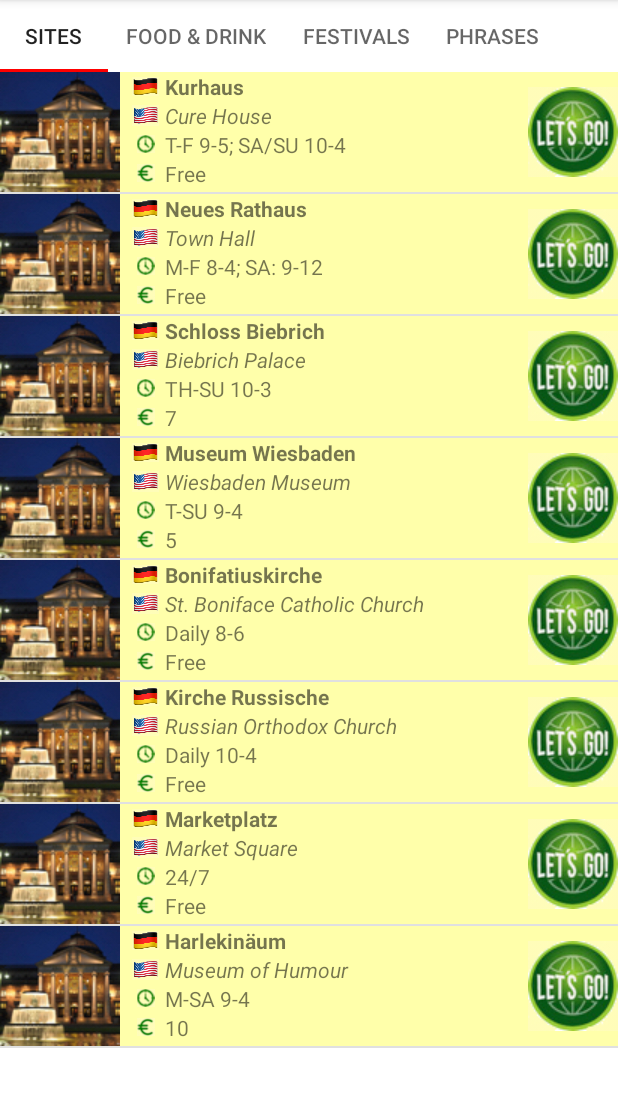
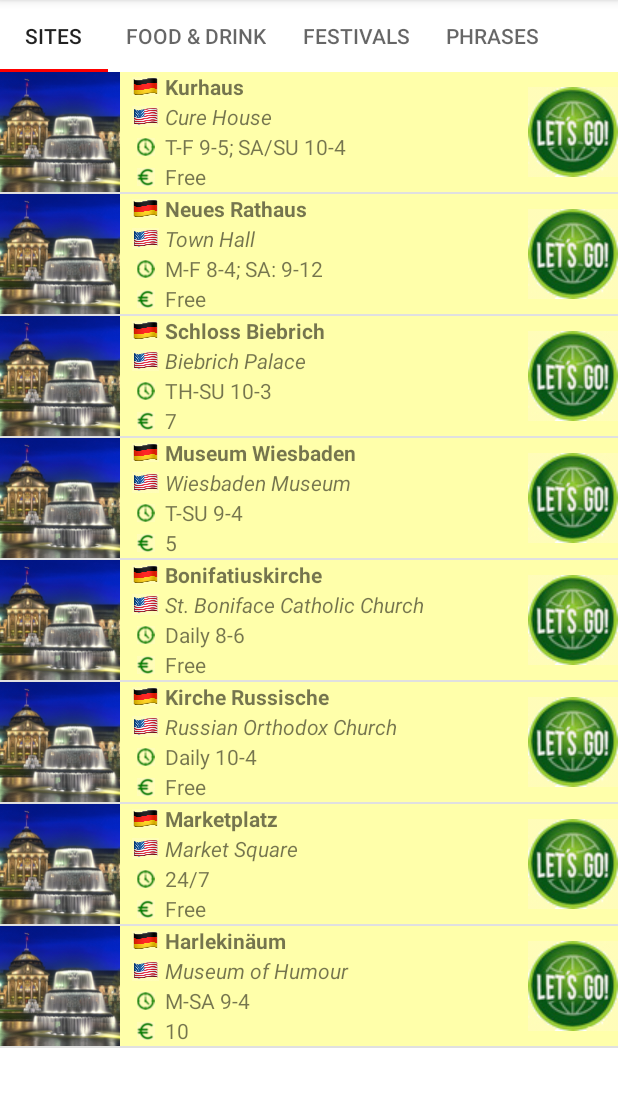
Before and after one commit to davej33/WiesbadenTourApp, an Android app: the screen it shows after launch (MainActivity), on a phone screen of 412 x 824 dp, the part 84-1189 px from its top. Run offline under Robolectric (Android 15) with nearby library versions, the phone set to English and light mode, and no system bars.

Commit message:
added first set of images at multiple resolutions

```diff
--- a/app/src/main/res/layout/item_view.xml
+++ b/app/src/main/res/layout/item_view.xml
@@ -10,21 +10,22 @@
 
     <ImageView
         android:id="@+id/image_view"
-        android:layout_width="wrap_content"
-        android:layout_height="match_parent" />
+        android:layout_width="80dp"
+        android:layout_height="wrap_content" />
 
     <LinearLayout
         android:id="@+id/text_container"
         android:layout_width="match_parent"
         android:layout_height="match_parent"
-        android:layout_gravity="center_vertical"
+        android:layout_centerVertical="true"
         android:layout_toRightOf="@+id/image_view"
         android:orientation="vertical"
         android:paddingLeft="8dp">
 
         <LinearLayout
             android:layout_width="match_parent"
-            android:layout_height="wrap_content">
+            android:layout_height="0dp"
+            android:layout_weight="1">
 
             <ImageView
                 android:layout_width="18dp"
@@ -44,7 +45,8 @@
 
         <LinearLayout
             android:layout_width="match_parent"
-            android:layout_height="wrap_content">
+            android:layout_height="0dp"
+            android:layout_weight="1">
 
             <ImageView
                 android:layout_width="18dp"
@@ -63,7 +65,8 @@
 
         <LinearLayout
             android:layout_width="match_parent"
-            android:layout_height="wrap_content">
+            android:layout_height="0dp"
+            android:layout_weight="1">
 
             <ImageView
                 android:layout_width="18dp"
@@ -81,7 +84,8 @@
 
         <LinearLayout
             android:layout_width="match_parent"
-            android:layout_height="wrap_content">
+            android:layout_height="0dp"
+            android:layout_weight="1">
 
             <ImageView
                 android:layout_width="18dp"
```
Also changed, not shown: app/src/main/res/drawable-hdpi/kurhaus.jpg (added), app/src/main/res/drawable-mdpi/kurhaus.jpg (added), app/src/main/res/drawable-xhdpi/kurhaus.jpg (added), app/src/main/res/drawable-xxhdpi/kurhaus.jpg (added), app/src/main/res/drawable-xxxhdpi/kurhaus.jpg (added), app/src/main/res/drawable/kurhaus_new.png (deleted), app/src/main/res/drawable/kurhaus_old.jpg (renamed from app/src/main/res/drawable/kurhaus.jpg), 1 other file.
